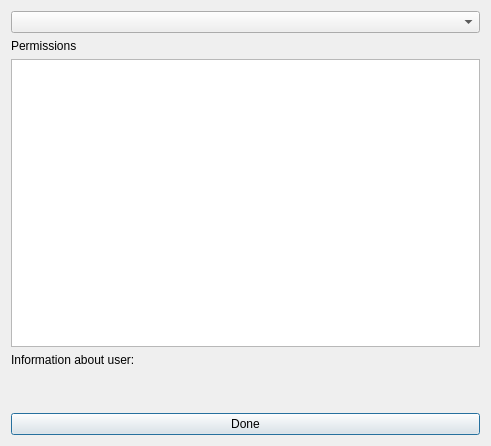
Before: the Qt Designer form src/huggle_ui/sessionform.ui in huggle/huggle3-qt-lx, drawn with Qt 5.
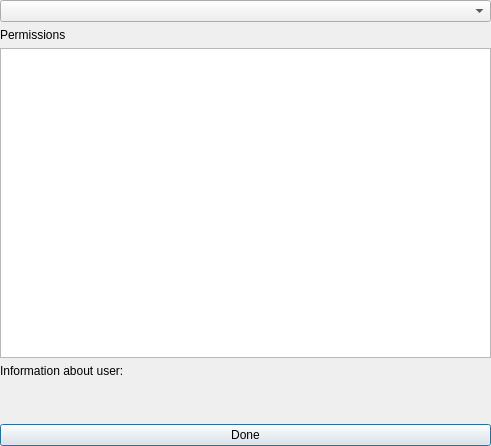
After: the same form once the commit is applied.

Patch:
```diff
--- a/src/huggle_ui/sessionform.ui
+++ b/src/huggle_ui/sessionform.ui
@@ -14,6 +14,18 @@
    <string notr="true">Session info</string>
   </property>
   <layout class="QVBoxLayout" name="verticalLayout">
+   <property name="leftMargin">
+    <number>0</number>
+   </property>
+   <property name="topMargin">
+    <number>0</number>
+   </property>
+   <property name="rightMargin">
+    <number>0</number>
+   </property>
+   <property name="bottomMargin">
+    <number>0</number>
+   </property>
    <item>
     <widget class="QComboBox" name="comboBox"/>
    </item>
```
